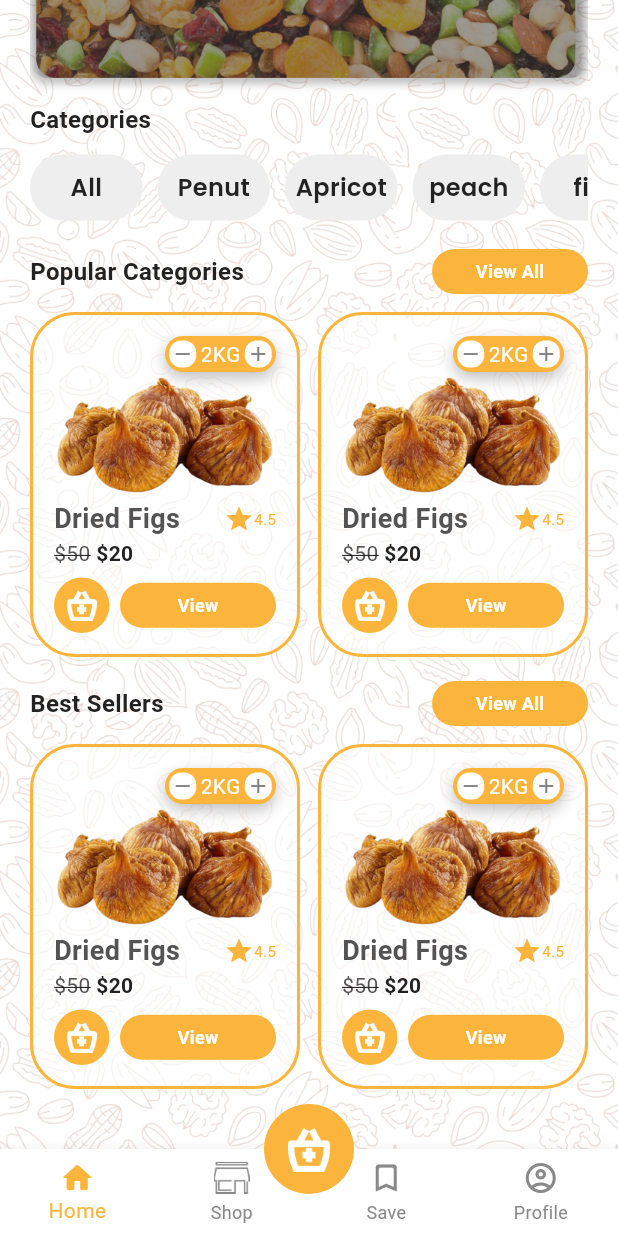
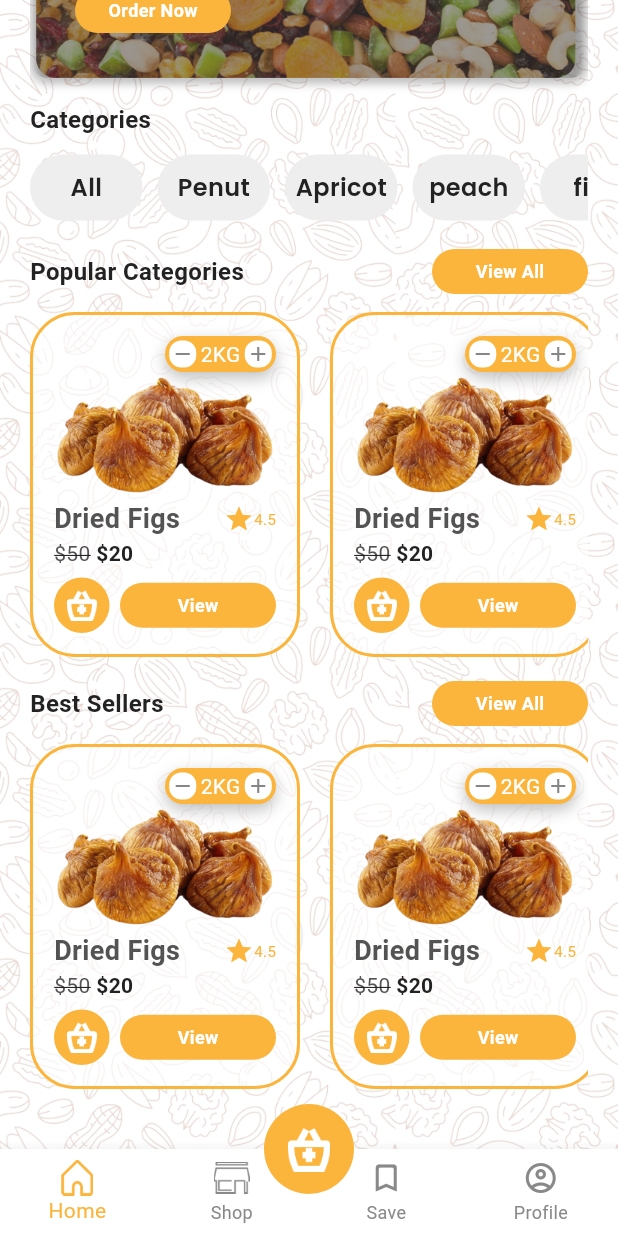
Before and after one commit to ba138/Rajasthan-Dry-Fruits, a Flutter app: the screen it shows after launch, scrolled down 295 dp, on a phone screen of 412 x 824 dp. Run offline on Flutter 3.47's test engine with Material 3 defaults, Android fonts, the phone set to English and light mode, and no system bars; our stand-ins replace google_fonts, percent_indicator; network calls fail.

Commit message:
working on banner order button

```diff
--- a/lib/view/HomeView/home_view.dart
+++ b/lib/view/HomeView/home_view.dart
@@ -1,6 +1,8 @@
 import 'package:flutter/material.dart';
+import 'package:flutter/widgets.dart';
 import 'package:google_fonts/google_fonts.dart';
 import 'package:rjfruits/res/components/cart_button.dart';
+import 'package:rjfruits/res/components/rounded_button.dart';
 import 'package:rjfruits/res/components/vertical_spacing.dart';
 import 'package:rjfruits/view/HomeView/widgets/homeCard.dart';
 import '../../res/components/categorycard.dart';
@@ -18,7 +20,6 @@ class _HomeViewState extends State<HomeView> {
   @override
   Widget build(BuildContext context) {
     return Scaffold(
-
       body: Container(
         height: MediaQuery.of(context).size.height,
         width: MediaQuery.of(context).size.width,
@@ -38,7 +39,7 @@ class _HomeViewState extends State<HomeView> {
                   const VerticalSpeacing(40.0),
                   ListTile(
                     leading: const CircleAvatar(
-                      radius: 40.0,
+                      radius: 25.0,
                       backgroundImage: NetworkImage(
                         'https://t4.ftcdn.net/jpg/03/64/21/11/360_F_364211147_1qgLVxv1Tcq0Ohz3FawUfrtONzz8nq3e.jpg',
                       ),
@@ -62,8 +63,8 @@ class _HomeViewState extends State<HomeView> {
                       ),
                     ),
                     trailing: Container(
-                      height: 34,
-                      width: 34,
+                      height: 30,
+                      width: 30,
                       decoration: BoxDecoration(
                         borderRadius: BorderRadius.circular(18.0),
                         color: AppColor.boxColor,
@@ -97,6 +98,16 @@ class _HomeViewState extends State<HomeView> {
                         image: AssetImage('images/banner.png'),
                         fit: BoxFit.cover,
                       ),
+                    ),
+                    child: Column(
+                      mainAxisAlignment: MainAxisAlignment.end,
+                      crossAxisAlignment: CrossAxisAlignment.start,
+                      children: [
+                        Padding(
+                          padding: const EdgeInsets.only(left: 30.0,bottom: 30.0),
+                          child: CartButton(onTap: () {}, text: 'Order Now'),
+                        ),
+                      ],
                     ),
                   ),
                   const VerticalSpeacing(16.0),
@@ -186,12 +197,20 @@ class _HomeViewState extends State<HomeView> {
                     ],
                   ),
                   const VerticalSpeacing(12.0),
-                  const Row(
-                    mainAxisAlignment: MainAxisAlignment.spaceBetween,
+                  const SizedBox(
+                    height: 230,
+                    child: SingleChildScrollView(
+                      scrollDirection: Axis.horizontal,
+                      child: Row(
                         children: [
                           HomeCard(),
+                          SizedBox(width: 20.0),
+                          HomeCard(),
+                          SizedBox(width: 20.0),
                           HomeCard(),
                         ],
+                      ),
+                    ),
                   ),
                   const VerticalSpeacing(16.0),
                   Row(
@@ -210,12 +229,20 @@ class _HomeViewState extends State<HomeView> {
                     ],
                   ),
                   const VerticalSpeacing(12.0),
-                  const Row(
-                    mainAxisAlignment: MainAxisAlignment.spaceBetween,
+                  const SizedBox(
+                    height: 230,
+                    child: SingleChildScrollView(
+                      scrollDirection: Axis.horizontal,
+                      child: Row(
                         children: [
                           HomeCard(),
+                          SizedBox(width: 20.0),
+                          HomeCard(),
+                          SizedBox(width: 20.0),
                           HomeCard(),
                         ],
+                      ),
+                    ),
                   ),
                   const VerticalSpeacing(40.0)
                 ],
--- a/lib/view/dashBoard/dashboard.dart
+++ b/lib/view/dashBoard/dashboard.dart
@@ -45,9 +45,7 @@ class _DashBoardScreenState extends State<DashBoardScreen>
           BottomNavigationBar(
             items: const [
               BottomNavigationBarItem(
-                icon: Icon(
-                  Icons.home_rounded,
-                ),
+                icon: ImageIcon(AssetImage('images/homeIcon.png')),
                 label: ('Home'),
               ),
               BottomNavigationBarItem(
```
Also changed, not shown: images/homeIcon.png (added). Lines whose indentation alone changed are shown as unchanged.
